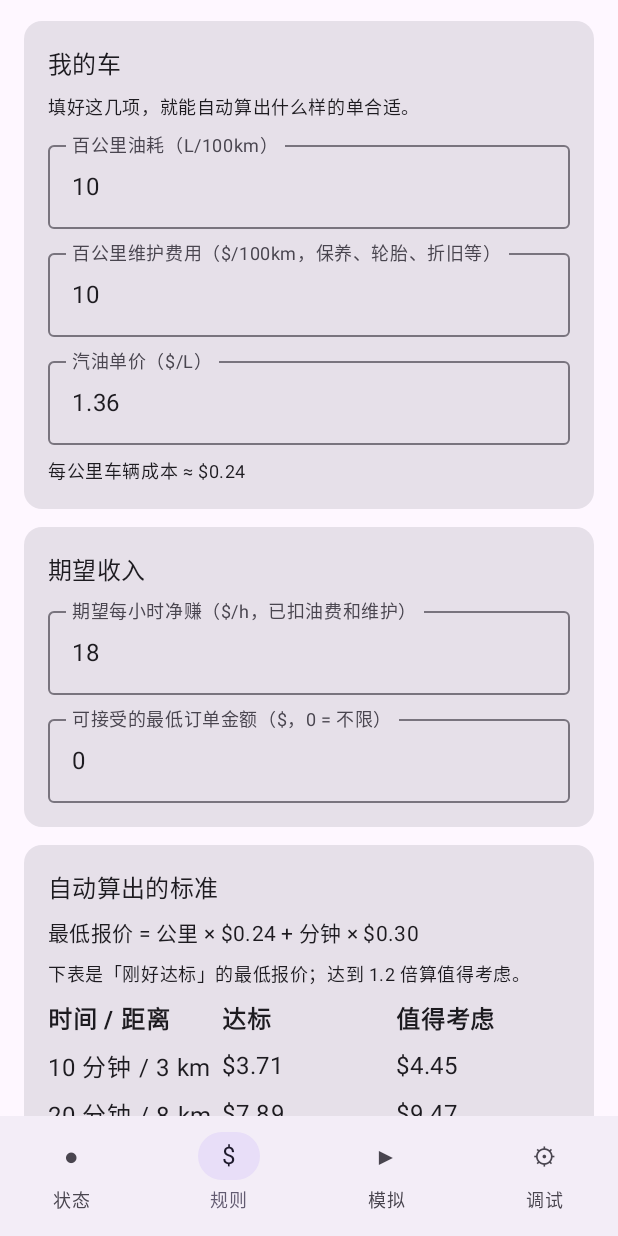
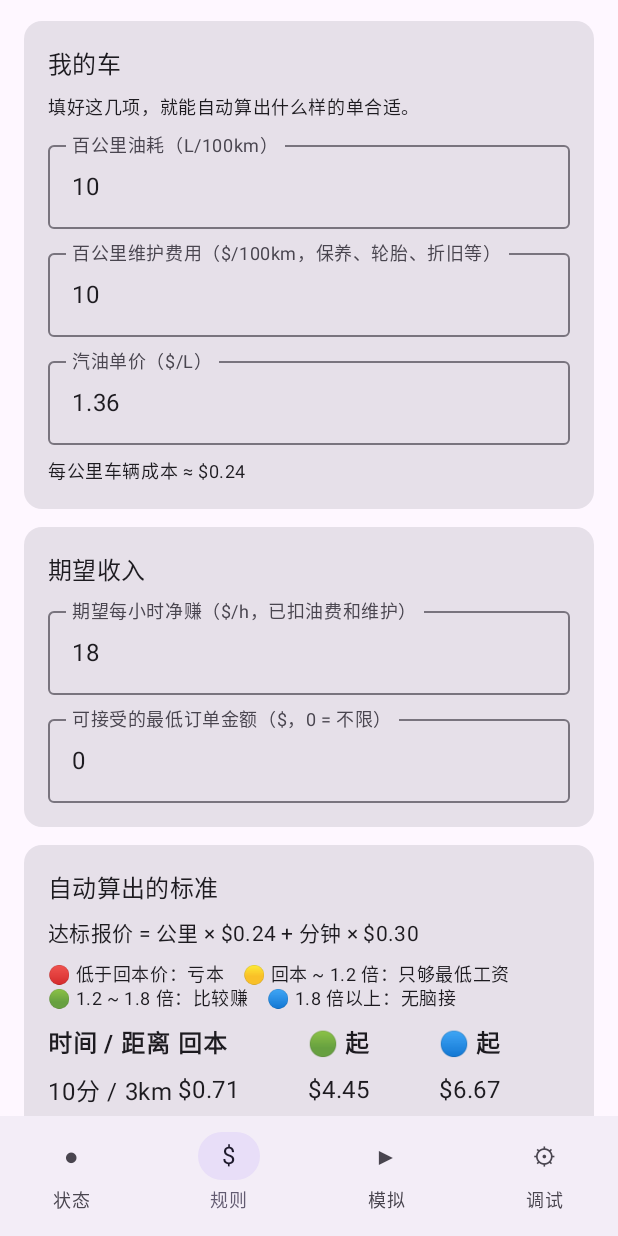
Before and after one commit to azureservertop-cell/FKUB-Filter-and-Kill-Underpaid-Bids, an Android app built with Jetpack Compose: the screen it shows after launch (MainActivity), item 2 of the bottom bar chosen, on a phone screen of 412 x 824 dp. Run offline under Robolectric (Android 15) with nearby library versions, the phone set to English and light mode, and no system bars.

Commit message:
Four-tier verdict with screen-edge glow
Blue = great (ratio >= 1.8), green = good (>= 1.2), yellow = covers
vehicle cost but only ~minimum wage, red = payout below vehicle cost.
A full-screen, non-touchable accessibility overlay pulses the tier
color along the screen edges; text pill, speech and vibration follow
the same tiers. Thresholds adjustable in settings.

Co-Authored-By: Claude Opus 5.5 <noreply@anthropic.com>
Claude-Session: https://claude.ai/code/session_012XktF4B26VbyMWCGLDP6DG

```diff
--- a/app/src/main/java/com/offerpilot/app/settings/AppSettings.kt
+++ b/app/src/main/java/com/offerpilot/app/settings/AppSettings.kt
@@ -13,6 +13,8 @@ data class AppSettings(
     val ttsEnabled: Boolean = true,
     val vibrationEnabled: Boolean = true,
     val overlayEnabled: Boolean = true,
+    /** 屏幕边缘荧光（蓝绿黄红）。 */
+    val edgeGlowEnabled: Boolean = true,
     /** 节点读不到订单（Uber 隐藏了弹窗内容）时，用无障碍截图 + 本地 OCR 识别。 */
     val ocrEnabled: Boolean = true,
     /** 0.0–1.0 */
--- a/app/src/main/java/com/offerpilot/app/settings/SettingsRepository.kt
+++ b/app/src/main/java/com/offerpilot/app/settings/SettingsRepository.kt
@@ -23,7 +23,7 @@ class SettingsRepository(private val context: Context) {
         val perMin = doublePreferencesKey("min_per_minute")
         val minOrder = doublePreferencesKey("min_order_amount")
         val goodRatio = doublePreferencesKey("good_ratio")
-        val passRatio = doublePreferencesKey("pass_ratio")
+        val greatRatio = doublePreferencesKey("great_ratio")
         val fuelL = doublePreferencesKey("fuel_l_per_100km")
         val fuelPrice = doublePreferencesKey("fuel_price")
         val maintenance = doublePreferencesKey("maintenance_per_100km")
@@ -35,6 +35,7 @@ class SettingsRepository(private val context: Context) {
         val vibration = booleanPreferencesKey("vibration_enabled")
         val overlay = booleanPreferencesKey("overlay_enabled")
         val ocr = booleanPreferencesKey("ocr_enabled")
+        val glow = booleanPreferencesKey("edge_glow_enabled")
         val volume = floatPreferencesKey("tts_volume")
         val overlayPos = stringPreferencesKey("overlay_position")
         val overlaySec = intPreferencesKey("overlay_seconds")
@@ -55,7 +56,7 @@ class SettingsRepository(private val context: Context) {
                 minPerMinute = this[K.perMin] ?: e.minPerMinute,
                 minOrderAmount = this[K.minOrder] ?: e.minOrderAmount,
                 goodRatio = this[K.goodRatio] ?: e.goodRatio,
-                passRatio = this[K.passRatio] ?: e.passRatio,
+                greatRatio = this[K.greatRatio] ?: e.greatRatio,
                 fuelLitersPer100Km = this[K.fuelL] ?: e.fuelLitersPer100Km,
                 fuelPricePerLiter = this[K.fuelPrice] ?: e.fuelPricePerLiter,
                 maintenancePer100Km = this[K.maintenance] ?: e.maintenancePer100Km,
@@ -68,6 +69,7 @@ class SettingsRepository(private val context: Context) {
             vibrationEnabled = this[K.vibration] ?: d.vibrationEnabled,
             overlayEnabled = this[K.overlay] ?: d.overlayEnabled,
             ocrEnabled = this[K.ocr] ?: d.ocrEnabled,
+            edgeGlowEnabled = this[K.glow] ?: d.edgeGlowEnabled,
             ttsVolume = this[K.volume] ?: d.ttsVolume,
             overlayPosition = this[K.overlayPos]?.let { runCatching { OverlayPosition.valueOf(it) }.getOrNull() } ?: d.overlayPosition,
             overlaySeconds = this[K.overlaySec] ?: d.overlaySeconds,
@@ -87,7 +89,7 @@ class SettingsRepository(private val context: Context) {
             p[K.perMin] = e.minPerMinute
             p[K.minOrder] = e.minOrderAmount
             p[K.goodRatio] = e.goodRatio
-            p[K.passRatio] = e.passRatio
+            p[K.greatRatio] = e.greatRatio
             p[K.fuelL] = e.fuelLitersPer100Km
             p[K.fuelPrice] = e.fuelPricePerLiter
             p[K.maintenance] = e.maintenancePer100Km
@@ -99,6 +101,7 @@ class SettingsRepository(private val context: Context) {
             p[K.vibration] = n.vibrationEnabled
             p[K.overlay] = n.overlayEnabled
             p[K.ocr] = n.ocrEnabled
+            p[K.glow] = n.edgeGlowEnabled
             p[K.volume] = n.ttsVolume
             p[K.overlayPos] = n.overlayPosition.name
             p[K.overlaySec] = n.overlaySeconds
--- a/app/src/main/java/com/offerpilot/app/ui/HomeScreen.kt
+++ b/app/src/main/java/com/offerpilot/app/ui/HomeScreen.kt
@@ -77,7 +77,11 @@ fun HomeScreen(s: AppSettings, repo: SettingsRepository, modifier: Modifier) {
             Text("提示音量 ${(s.ttsVolume * 100).roundToInt()}%")
             Slider(value = s.ttsVolume, onValueChange = { v -> upd { it.copy(ttsVolume = v) } })
             SwitchRow("震动", s.vibrationEnabled, { v -> upd { it.copy(vibrationEnabled = v) } })
-            SwitchRow("悬浮提示", s.overlayEnabled, { v -> upd { it.copy(overlayEnabled = v) } })
+            SwitchRow(
+                "屏幕边缘发光", s.edgeGlowEnabled, { v -> upd { it.copy(edgeGlowEnabled = v) } },
+                "蓝 = 无脑接，绿 = 比较赚，黄 = 只够最低工资，红 = 亏本",
+            )
+            SwitchRow("文字小条（金额 / 公里 / 净时薪）", s.overlayEnabled, { v -> upd { it.copy(overlayEnabled = v) } })
             SwitchRow(
                 "截图识别（OCR）", s.ocrEnabled, { v -> upd { it.copy(ocrEnabled = v) } },
                 "Uber 弹出订单时会隐藏文字，需要截图后在本机识别。截图不保存、不上传",
--- a/app/src/main/java/com/offerpilot/app/ui/MockOfferScreen.kt
+++ b/app/src/main/java/com/offerpilot/app/ui/MockOfferScreen.kt
@@ -116,7 +116,7 @@ fun MockOfferScreen(s: AppSettings, modifier: Modifier) {
             Section("结果") {
                 Text(
                     OfferMessages.overlay(offer, r),
-                    color = if (r.verdict == Verdict.MARGINAL) Color.Black else Color.White,
+                    color = if (r.verdict == Verdict.MIN_WAGE) Color.Black else Color.White,
                     style = MaterialTheme.typography.titleLarge,
                     modifier = Modifier.background(verdictColor(r.verdict), RoundedCornerShape(12.dp)).padding(horizontal = 16.dp, vertical = 8.dp),
                 )
--- a/app/src/main/java/com/offerpilot/app/ui/RulesScreen.kt
+++ b/app/src/main/java/com/offerpilot/app/ui/RulesScreen.kt
@@ -45,28 +45,32 @@ fun RulesScreen(s: AppSettings, repo: SettingsRepository, modifier: Modifier) {
 
         Section("自动算出的标准") {
             if (e.mode == RuleMode.NET_HOURLY) {
-                Text("最低报价 = 公里 × ${OfferMessages.money(e.vehicleCostPerKm)} + 分钟 × ${OfferMessages.money(e.netPerMinute)}", style = MaterialTheme.typography.bodyMedium)
+                Text("达标报价 = 公里 × ${OfferMessages.money(e.vehicleCostPerKm)} + 分钟 × ${OfferMessages.money(e.netPerMinute)}", style = MaterialTheme.typography.bodyMedium)
             } else {
-                Text("最低报价 = max(公里 × ${OfferMessages.money(e.minPerKm)}, 分钟 × ${OfferMessages.money(e.minPerMinute)})", style = MaterialTheme.typography.bodyMedium)
+                Text("达标报价 = max(公里 × ${OfferMessages.money(e.minPerKm)}, 分钟 × ${OfferMessages.money(e.minPerMinute)})", style = MaterialTheme.typography.bodyMedium)
             }
-            Text("下表是「刚好达标」的最低报价；达到 ${fmt(e.goodRatio)} 倍算值得考虑。", style = MaterialTheme.typography.bodySmall)
+            Text(
+                "🔴 低于回本价：亏本　🟡 回本 ~ ${fmt(e.goodRatio)} 倍：只够最低工资\n🟢 ${fmt(e.goodRatio)} ~ ${fmt(e.greatRatio)} 倍：比较赚　🔵 ${fmt(e.greatRatio)} 倍以上：无脑接",
+                style = MaterialTheme.typography.bodySmall,
+            )
             Row(Modifier.fillMaxWidth()) {
-                listOf("时间 / 距离", "达标", "值得考虑").forEach { Text(it, Modifier.weight(1f), fontWeight = FontWeight.Bold) }
+                listOf("时间 / 距离", "回本", "🟢 起", "🔵 起").forEach { Text(it, Modifier.weight(1f), fontWeight = FontWeight.Bold) }
             }
             EXAMPLES.forEach { (min, km) ->
                 val req = e.requiredFor(km, min)
                 Row(Modifier.fillMaxWidth()) {
-                    Text("${min.toInt()} 分钟 / ${km.toInt()} km", Modifier.weight(1f))
-                    Text(OfferMessages.money(req), Modifier.weight(1f))
+                    Text("${min.toInt()}分 / ${km.toInt()}km", Modifier.weight(1f))
+                    Text(OfferMessages.money(km * e.vehicleCostPerKm), Modifier.weight(1f))
                     Text(OfferMessages.money(req * e.goodRatio), Modifier.weight(1f))
+                    Text(OfferMessages.money(req * e.greatRatio), Modifier.weight(1f))
                 }
             }
         }
 
-        Section("推荐阈值（可手动调整）") {
-            Text("比值 = 报价 ÷ 最低报价", style = MaterialTheme.typography.bodySmall)
-            NumberField("合格倍率（低于此为不推荐）", e.passRatio, { v -> upd { it.copy(passRatio = v) } }, valid = { it > 0 && it <= e.goodRatio })
-            NumberField("优质倍率（达到此为值得考虑）", e.goodRatio, { v -> upd { it.copy(goodRatio = v) } }, valid = { it >= e.passRatio })
+        Section("档位阈值（可手动调整）") {
+            Text("比值 = 报价 ÷ 达标报价。比值 1.0 正好是期望净时薪。", style = MaterialTheme.typography.bodySmall)
+            NumberField("🟢 绿色起点倍率（低于此为黄色）", e.goodRatio, { v -> upd { it.copy(goodRatio = v) } }, valid = { it > 0 && it <= e.greatRatio })
+            NumberField("🔵 蓝色起点倍率（无脑接）", e.greatRatio, { v -> upd { it.copy(greatRatio = v) } }, valid = { it >= e.goodRatio })
         }
 
         Section("高级：简单规则模式") {
--- a/core/src/main/kotlin/com/offerpilot/core/rules/EvaluatorSettings.kt
+++ b/core/src/main/kotlin/com/offerpilot/core/rules/EvaluatorSettings.kt
@@ -26,10 +26,10 @@ data class EvaluatorSettings(
     val minPerMinute: Double = 0.50,
     /** 可接受的最低订单金额，0 表示不限制。 */
     val minOrderAmount: Double = 0.0,
-    /** ratio ≥ 此值：值得考虑。 */
+    /** 能回本时：ratio ≥ 此值为绿色（比较赚），否则黄色（最低工资水平）。 */
     val goodRatio: Double = 1.2,
-    /** ratio ≥ 此值：勉强合格；否则不推荐。 */
-    val passRatio: Double = 1.0,
+    /** ratio ≥ 此值为蓝色（无脑接）。 */
+    val greatRatio: Double = 1.8,
     val fuelLitersPer100Km: Double = 10.0,
     val fuelPricePerLiter: Double = 1.36,
     /** 每百公里维护 / 车损费用（保养、轮胎、折旧等）。 */
```
Also changed, not shown: app/src/main/java/com/offerpilot/app/accessibility/OfferMonitorService.kt (+6 -1 lines), app/src/main/java/com/offerpilot/app/feedback/Haptics.kt (+5 -4 lines), app/src/main/java/com/offerpilot/app/overlay/EdgeGlowView.kt (added, +76 -0 lines), app/src/main/java/com/offerpilot/app/overlay/OverlayController.kt (+49 -9 lines), app/src/main/java/com/offerpilot/app/ui/Components.kt (+4 -3 lines), core/src/main/kotlin/com/offerpilot/core/model/Evaluation.kt (+11 -4 lines), core/src/main/kotlin/com/offerpilot/core/rules/OfferEvaluator.kt (+6 -4 lines), 6 other files.
